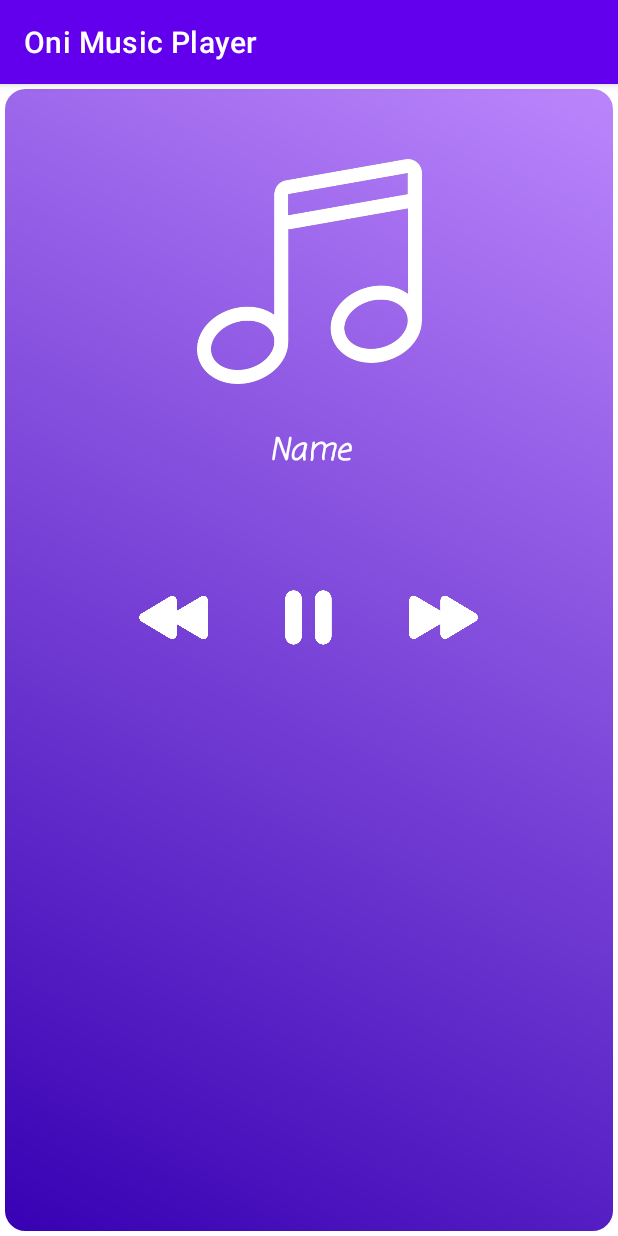
After one commit to onimaskesi/OniMusicPlayer, an Android app: the SongPlayerActivity screen opened directly, with no data from a screen before it, on a phone screen of 412 x 824 dp. The commit adds this screen. Run offline under Robolectric (Android 15) with nearby library versions, the phone set to English and light mode, and no system bars; 5 statements that could not run were skipped.

Commit message:
Audio Player From External Storage

```diff
--- a/app/src/main/AndroidManifest.xml
+++ b/app/src/main/AndroidManifest.xml
@@ -2,7 +2,7 @@
 <manifest xmlns:android="http://schemas.android.com/apk/res/android"
     package="com.onimaskesi.onimusicplayer">
 
-    <uses-permission android:name="android.permission.READ_EXTERNAL_STORAGE"/>
+    <uses-permission android:name="android.permission.READ_EXTERNAL_STORAGE" />
 
     <application
         android:allowBackup="true"
@@ -11,6 +11,7 @@
         android:roundIcon="@mipmap/ic_launcher_round"
         android:supportsRtl="true"
         android:theme="@style/Theme.OniMusicPlayer">
+        <activity android:name=".view.SongPlayerActivity"></activity>
         <activity android:name=".view.MainActivity">
             <intent-filter>
                 <action android:name="android.intent.action.MAIN" />
--- /dev/null
+++ b/app/src/main/java/com/onimaskesi/onimusicplayer/view/SongPlayerActivity.java
@@ -0,0 +1,96 @@
+package com.onimaskesi.onimusicplayer.view;
+
+import androidx.appcompat.app.AppCompatActivity;
+
+import android.media.MediaPlayer;
+import android.net.Uri;
+import android.os.Bundle;
+import android.view.View;
+import android.widget.ImageView;
+import android.widget.TextView;
+
+import com.onimaskesi.onimusicplayer.R;
+
+import java.io.File;
+import java.util.ArrayList;
+
+public class SongPlayerActivity extends AppCompatActivity {
+
+    private ImageView musicIcon;
+    private TextView musicNameTV;
+    private ImageView playPauseIcon;
+
+    private ArrayList<File> audioFiles;
+    private int position;
+
+    private MediaPlayer player;
+
+    @Override
+    protected void onCreate(Bundle savedInstanceState) {
+        super.onCreate(savedInstanceState);
+        setContentView(R.layout.activity_song_player);
+
+        musicIcon = findViewById(R.id.musicIcon);
+        musicNameTV = findViewById(R.id.audioNameTV);
+        playPauseIcon = findViewById(R.id.playPauseBtn);
+
+        Bundle bundle = getIntent().getExtras();
+        audioFiles = (ArrayList) bundle.getParcelableArrayList("audios");
+        position = bundle.getInt("position");
+
+        updatePlayer();
+
+    }
+
+    public void backClick(View view) {
+        if(position == 0){
+            position = audioFiles.size() - 1 ;
+        } else {
+            position -= 1;
+        }
+        updatePlayer();
+    }
+
+    public void playPauseClick(View view) {
+
+
+        if(player.isPlaying())
+        {
+            player.pause();
+            playPauseIcon.setImageResource(R.drawable.play);
+
+        } else {
+
+            player.start();
+            playPauseIcon.setImageResource(R.drawable.pause);
+
+        }
+
+    }
+
+    public void nextClick(View view) {
+        if(position == audioFiles.size() - 1){
+            position = 0;
+        } else {
+            position += 1;
+        }
+        updatePlayer();
+    }
+
+    public void updatePlayer(){
+
+        if (player != null && player.isPlaying()) {
+            player.stop();
+        }
+
+        musicNameTV.setText(audioFiles.get(position).getName());
+
+        Uri uri = Uri.parse(audioFiles.get(position).toString());
+
+        player = MediaPlayer.create(this, uri);
+        player.start();
+        playPauseIcon.setImageResource(R.drawable.pause);
+    }
+
+
+}
--- /dev/null
+++ b/app/src/main/res/drawable/songlist_background.xml
@@ -0,0 +1,20 @@
+<?xml version="1.0" encoding="utf-8"?>
+<shape
+    xmlns:android="http://schemas.android.com/apk/res/android" android:shape="rectangle" >
+
+    <corners android:radius="15dp"
+        />
+
+    <stroke
+        android:width="3dp"
+        android:color="#fff"
+        />
+
+
+
+    <gradient
+        android:angle="45"
+        android:startColor="@color/purple_700"
+        android:endColor="@color/purple_200"
+        />
+</shape>
--- a/app/src/main/res/layout/activity_main.xml
+++ b/app/src/main/res/layout/activity_main.xml
@@ -4,6 +4,7 @@
     xmlns:tools="http://schemas.android.com/tools"
     android:layout_width="match_parent"
     android:layout_height="match_parent"
+    android:background="@color/purple_500"
     tools:context=".view.MainActivity">
 
     <androidx.recyclerview.widget.RecyclerView
--- /dev/null
+++ b/app/src/main/res/layout/activity_song_player.xml
@@ -0,0 +1,71 @@
+<?xml version="1.0" encoding="utf-8"?>
+<androidx.constraintlayout.widget.ConstraintLayout
+    xmlns:android="http://schemas.android.com/apk/res/android"
+    xmlns:app="http://schemas.android.com/apk/res-auto"
+    xmlns:tools="http://schemas.android.com/tools"
+    android:layout_width="match_parent"
+    android:layout_height="match_parent"
+    android:background="@drawable/songlist_background"
+    tools:context=".view.SongPlayerActivity">
+
+    <ImageView
+        android:id="@+id/musicIcon"
+        android:layout_width="150dp"
+        android:layout_height="150dp"
+        android:src="@drawable/music_icon"
+        app:layout_constraintRight_toRightOf="parent"
+        app:layout_constraintLeft_toLeftOf="parent"
+        app:layout_constraintTop_toTopOf="parent"
+        android:layout_marginTop="50dp"/>
+
+    <TextView
+        android:id="@+id/audioNameTV"
+        android:layout_width="match_parent"
+        android:layout_height="wrap_content"
+        android:text="Name"
+        android:textAlignment="center"
+        android:textSize="20dp"
+        app:layout_constraintTop_toBottomOf="@id/musicIcon"
+        android:layout_margin="30dp"
+        android:textColor="@color/white"
+        android:fontFamily="casual"
+        android:textStyle="bold|italic"/>
+
+    <LinearLayout
+        android:layout_width="match_parent"
+        android:layout_height="wrap_content"
+        android:orientation="horizontal"
+        android:gravity="center"
+        app:layout_constraintTop_toBottomOf="@id/audioNameTV"
+        android:layout_marginTop="50dp">
+
+        <ImageView
+            android:id="@+id/backBtn"
+            android:layout_width="50dp"
+            android:layout_height="50dp"
+            android:layout_margin="20dp"
+            android:src="@drawable/back"
+            android:onClick="backClick"
+            />
+
+        <ImageView
+            android:id="@+id/playPauseBtn"
+            android:layout_width="50dp"
+            android:layout_height="50dp"
+            android:layout_margin="20dp"
+            android:src="@drawable/pause"
+            android:onClick="playPauseClick"
+            />
+
+        <ImageView
+            android:id="@+id/nextBtn"
+            android:layout_width="50dp"
+            android:layout_height="50dp"
+            android:layout_margin="20dp"
+            android:src="@drawable/next"
+            android:onClick="nextClick"
+            />
+
+    </LinearLayout>
+
+</androidx.constraintlayout.widget.ConstraintLayout>
```
Also changed, not shown: app/src/main/java/com/onimaskesi/onimusicplayer/adapter/RecyclerViewAdapter.java (+19 -4 lines), app/src/main/java/com/onimaskesi/onimusicplayer/view/MainActivity.java (+12 -3 lines), app/src/main/res/layout/recycler_raw.xml (+7 -5 lines), app/src/main/res/drawable/back.png (added), app/src/main/res/drawable/music_icon.png (added), app/src/main/res/drawable/next.png (added), app/src/main/res/drawable/pause.png (added), app/src/main/res/drawable/play.png (added).
